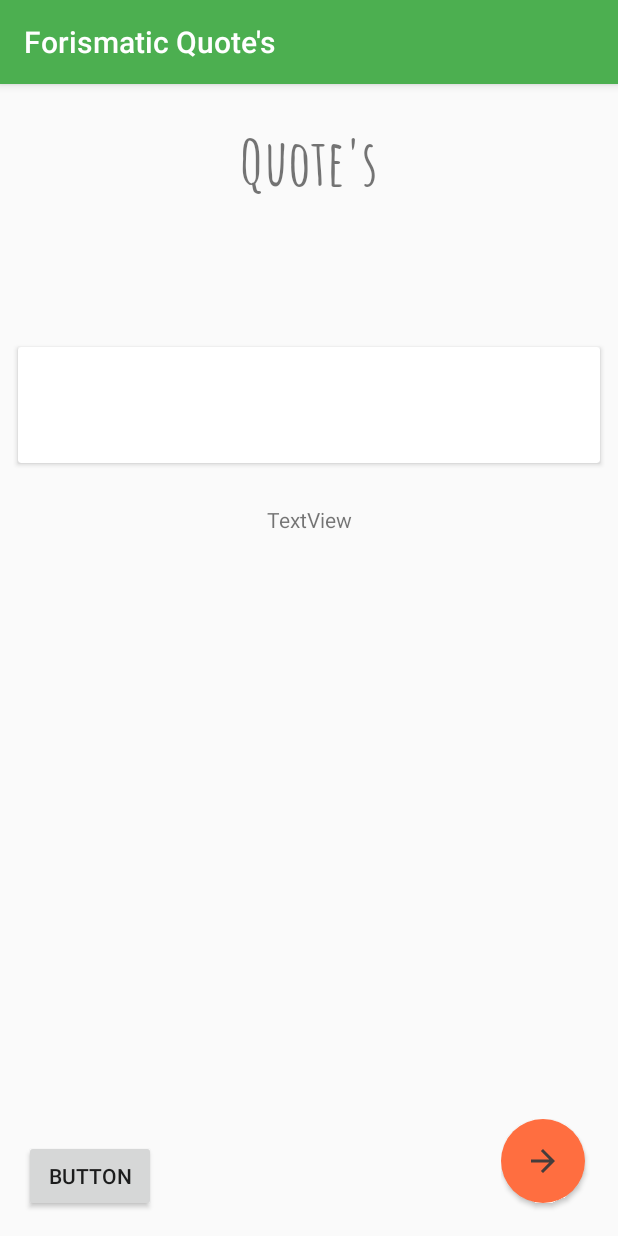
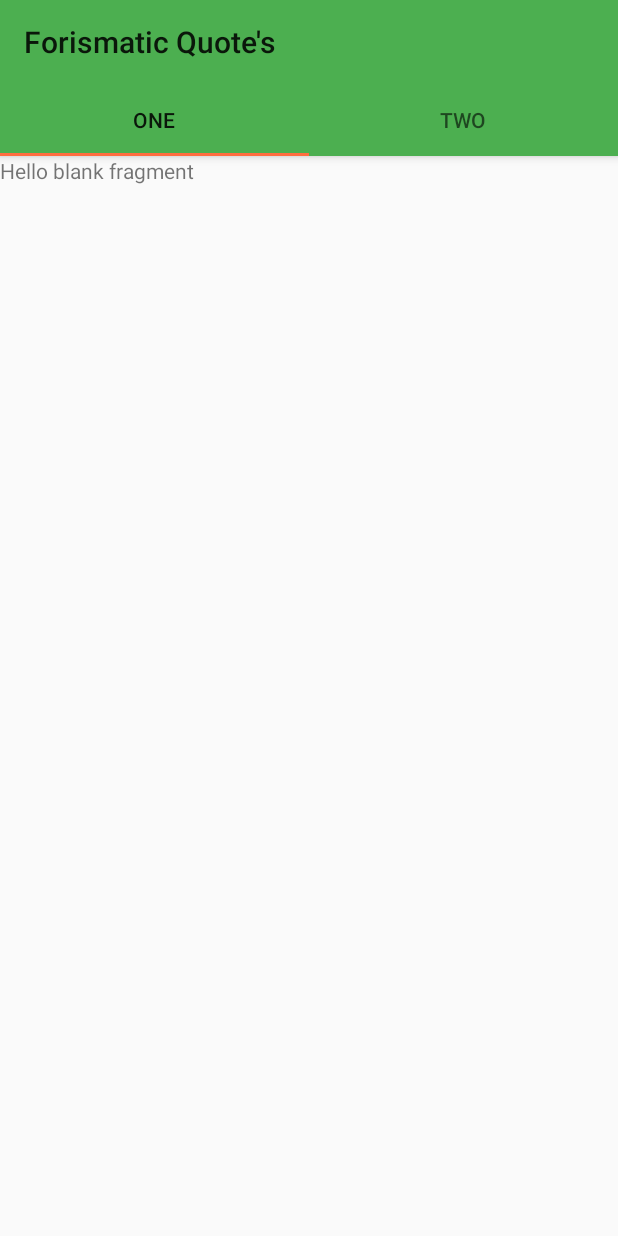
Before and after one commit to willbrom/ForismaticQuotes, an Android app: the screen it shows after launch (MainActivity before the commit, Main2Activity after it), on a phone screen of 412 x 824 dp. Run offline under Robolectric (Android 15) with nearby library versions, the phone set to English and light mode, and no system bars; our stand-ins replace ButterKnife; plain views replace FABProgressCircle.

Commit message:
added fav btn

```diff
--- a/app/build.gradle
+++ b/app/build.gradle
@@ -26,6 +26,7 @@ dependencies {
     implementation 'com.android.support:cardview-v7:26.1.0'
     implementation 'com.android.support:design:26.1.0'
     implementation "android.arch.persistence.room:runtime:1.0.0"
+    implementation 'com.android.support:support-v4:26.1.0'
     annotationProcessor "android.arch.persistence.room:compiler:1.0.0"
     implementation 'com.android.volley:volley:1.1.0'
     implementation 'com.jakewharton:butterknife:8.8.1'
--- a/app/src/main/AndroidManifest.xml
+++ b/app/src/main/AndroidManifest.xml
@@ -12,6 +12,9 @@
         android:supportsRtl="true"
         android:theme="@style/AppTheme">
         <activity android:name=".MainActivity">
+
+        </activity>
+        <activity android:name=".Main2Activity">
             <intent-filter>
                 <action android:name="android.intent.action.MAIN" />
 
--- /dev/null
+++ b/app/src/main/java/com/willbrom/forismaticquotes/Main2Activity.java
@@ -0,0 +1,83 @@
+package com.willbrom.forismaticquotes;
+
+import android.net.Uri;
+import android.support.design.widget.TabLayout;
+import android.support.v4.app.Fragment;
+import android.support.v4.app.FragmentManager;
+import android.support.v4.app.FragmentPagerAdapter;
+import android.support.v4.view.ViewPager;
+import android.support.v7.app.AppCompatActivity;
+import android.os.Bundle;
+import android.support.v7.widget.Toolbar;
+
+import com.willbrom.forismaticquotes.fragments.BlankFragment;
+import com.willbrom.forismaticquotes.fragments.BlankFragment2;
+
+import java.util.ArrayList;
+import java.util.List;
+
+import butterknife.BindView;
+import butterknife.ButterKnife;
+
+public class Main2Activity extends AppCompatActivity implements BlankFragment.OnFragmentInteractionListener, BlankFragment2.OnFragmentInteractionListener2 {
+
+    @BindView(R.id.toolBar)
+    Toolbar toolBar;
+    @BindView(R.id.tab)
+    TabLayout tabLayout;
+    @BindView(R.id.viewPager)
+    ViewPager viewPager;
+
+    @Override
+    protected void onCreate(Bundle savedInstanceState) {
+        super.onCreate(savedInstanceState);
+        setContentView(R.layout.activity_main2);
+        ButterKnife.bind(this);
+
+        setSupportActionBar(toolBar);
+
+        setupViewHolder(viewPager);
+        tabLayout.setupWithViewPager(viewPager);
+    }
+
+    private void setupViewHolder(ViewPager viewPager) {
+        ViewpagerAdapter adapter = new ViewpagerAdapter(getSupportFragmentManager());
+        adapter.addFragment(new BlankFragment(), "One");
+        adapter.addFragment(new BlankFragment2(), "Two");
+        viewPager.setAdapter(adapter);
+    }
+
+    @Override
+    public void onFragmentInteraction(Uri uri) {
+
+    }
+
+    class ViewpagerAdapter extends FragmentPagerAdapter {
+        private final List<Fragment> fragmentList = new ArrayList<>();
+        private final List<String> fragmentListTitle = new ArrayList<>();
+
+        public ViewpagerAdapter(FragmentManager fm) {
+            super(fm);
+        }
+
+        @Override
+        public Fragment getItem(int position) {
+            return fragmentList.get(position);
+        }
+
+        @Override
+        public int getCount() {
+            return fragmentList.size();
+        }
+
+        @Override
+        public CharSequence getPageTitle(int position) {
+            return fragmentListTitle.get(position);
+        }
+
+        public void addFragment(Fragment fragment, String title) {
+            fragmentList.add(fragment);
+            fragmentListTitle.add(title);
+        }
+    }
+}
--- a/app/src/main/java/com/willbrom/forismaticquotes/MainActivity.java
+++ b/app/src/main/java/com/willbrom/forismaticquotes/MainActivity.java
@@ -50,6 +50,8 @@ public class MainActivity extends AppCompatActivity implements NetworkUtils.Voll
     Button button;
     @BindView(R.id.textView)
     TextView textView;
+    @BindView(R.id.favorite_imageView)
+    TextView favroiteBtn;
     private boolean dataReceived = true;
 
     @Override
@@ -133,6 +135,10 @@ public class MainActivity extends AppCompatActivity implements NetworkUtils.Voll
         Toast.makeText(this, "this is the error " + error, Toast.LENGTH_SHORT).show();
     }
 
+    public void onClickFavorite(View view) {
+
+    }
+
     public class DbAsyncTask extends AsyncTask<Quote, Void ,Void> {
 
         String data = "";
--- /dev/null
+++ b/app/src/main/java/com/willbrom/forismaticquotes/fragments/BlankFragment.java
@@ -0,0 +1,99 @@
+package com.willbrom.forismaticquotes.fragments;
+
+import android.content.Context;
+import android.net.Uri;
+import android.os.Bundle;
+import android.support.v4.app.Fragment;
+import android.view.LayoutInflater;
+import android.view.View;
+import android.view.ViewGroup;
+
+import com.willbrom.forismaticquotes.R;
+
+/**
+ * A simple {@link Fragment} subclass.
+ * Activities that contain this fragment must implement the
+ * {@link BlankFragment.OnFragmentInteractionListener} interface
+ * to handle interaction events.
+ * Use the {@link BlankFragment#newInstance} factory method to
+ * create an instance of this fragment.
+ */
+public class BlankFragment extends Fragment {
+    // TODO: Rename parameter arguments, choose names that match
+    // the fragment initialization parameters, e.g. ARG_ITEM_NUMBER
+    private static final String ARG_PARAM1 = "param1";
+    private static final String ARG_PARAM2 = "param2";
+
+    // TODO: Rename and change types of parameters
+    private String mParam1;
+    private String mParam2;
+
+    private OnFragmentInteractionListener mListener;
+
+    public BlankFragment() {
+        // Required empty public constructor
+    }
+
+    /**
+     * Use this factory method to create a new instance of
+     * this fragment using the provided parameters.
+     *
+     * @param param1 Parameter 1.
+     * @param param2 Parameter 2.
+     * @return A new instance of fragment BlankFragment.
+     */
+    // TODO: Rename and change types and number of parameters
+    public static BlankFragment newInstance(String param1, String param2) {
+        BlankFragment fragment = new BlankFragment();
+        Bundle args = new Bundle();
+        args.putString(ARG_PARAM1, param1);
+        args.putString(ARG_PARAM2, param2);
+        fragment.setArguments(args);
+        return fragment;
+    }
+
+    @Override
+    public void onCreate(Bundle savedInstanceState) {
+        super.onCreate(savedInstanceState);
+        if (getArguments() != null) {
+            mParam1 = getArguments().getString(ARG_PARAM1);
+            mParam2 = getArguments().getString(ARG_PARAM2);
+        }
+    }
+
+    @Override
+    public View onCreateView(LayoutInflater inflater, ViewGroup container,
+                             Bundle savedInstanceState) {
+        // Inflate the layout for this fragment
+        return inflater.inflate(R.layout.fragment_blank, container, false);
+    }
+
+    // TODO: Rename method, update argument and hook method into UI event
+    public void onButtonPressed(Uri uri) {
+        if (mListener != null) {
+            mListener.onFragmentInteraction(uri);
+        }
+    }
+
+    @Override
+    public void onAttach(Context context) {
+        super.onAttach(context);
+        if (context instanceof OnFragmentInteractionListener) {
+            mListener = (OnFragmentInteractionListener) context;
+        } else {
+            throw new RuntimeException(context.toString()
+                    + " must implement OnFragmentInteractionListener2");
+        }
+    }
+
+    @Override
+    public void onDetach() {
+        super.onDetach();
+        mListener = null;
+    }
+
+    public interface OnFragmentInteractionListener {
+        // TODO: Update argument type and name
+        void onFragmentInteraction(Uri uri);
+    }
+}
--- /dev/null
+++ b/app/src/main/java/com/willbrom/forismaticquotes/fragments/BlankFragment2.java
@@ -0,0 +1,109 @@
+package com.willbrom.forismaticquotes.fragments;
+
+import android.content.Context;
+import android.net.Uri;
+import android.os.Bundle;
+import android.support.v4.app.Fragment;
+import android.view.LayoutInflater;
+import android.view.View;
+import android.view.ViewGroup;
+
+import com.willbrom.forismaticquotes.R;
+
+/**
+ * A simple {@link Fragment} subclass.
+ * Activities that contain this fragment must implement the
+ * {@link OnFragmentInteractionListener2} interface
+ * to handle interaction events.
+ * Use the {@link BlankFragment2#newInstance} factory method to
+ * create an instance of this fragment.
+ */
+public class BlankFragment2 extends Fragment {
+    // TODO: Rename parameter arguments, choose names that match
+    // the fragment initialization parameters, e.g. ARG_ITEM_NUMBER
+    private static final String ARG_PARAM1 = "param1";
+    private static final String ARG_PARAM2 = "param2";
+
+    // TODO: Rename and change types of parameters
+    private String mParam1;
+    private String mParam2;
+
+    private OnFragmentInteractionListener2 mListener;
+
+    public BlankFragment2() {
+        // Required empty public constructor
+    }
+
+    /**
+     * Use this factory method to create a new instance of
+     * this fragment using the provided parameters.
+     *
+     * @param param1 Parameter 1.
+     * @param param2 Parameter 2.
+     * @return A new instance of fragment BlankFragment2.
+     */
+    // TODO: Rename and change types and number of parameters
+    public static BlankFragment2 newInstance(String param1, String param2) {
+        BlankFragment2 fragment = new BlankFragment2();
+        Bundle args = new Bundle();
+        args.putString(ARG_PARAM1, param1);
+        args.putString(ARG_PARAM2, param2);
+        fragment.setArguments(args);
+        return fragment;
+    }
+
+    @Override
+    public void onCreate(Bundle savedInstanceState) {
+        super.onCreate(savedInstanceState);
+        if (getArguments() != null) {
+            mParam1 = getArguments().getString(ARG_PARAM1);
+            mParam2 = getArguments().getString(ARG_PARAM2);
+        }
+    }
+
+    @Override
+    public View onCreateView(LayoutInflater inflater, ViewGroup container,
+                             Bundle savedInstanceState) {
+        // Inflate the layout for this fragment
+        return inflater.inflate(R.layout.fragment_blank_fragment2, container, false);
+    }
+
+    // TODO: Rename method, update argument and hook method into UI event
+    public void onButtonPressed(Uri uri) {
+        if (mListener != null) {
+            mListener.onFragmentInteraction(uri);
+        }
+    }
+
+    @Override
+    public void onAttach(Context context) {
+        super.onAttach(context);
+        if (context instanceof OnFragmentInteractionListener2) {
+            mListener = (OnFragmentInteractionListener2) context;
+        } else {
+            throw new RuntimeException(context.toString()
+                    + " must implement OnFragmentInteractionListener2");
+        }
+    }
+
+    @Override
+    public void onDetach() {
+        super.onDetach();
+        mListener = null;
+    }
+
+    /**
+     * This interface must be implemented by activities that contain this
+     * fragment to allow an interaction in this fragment to be communicated
+     * to the activity and potentially other fragments contained in that
+     * activity.
+     * <p>
+     * See the Android Training lesson <a href=
+     * "http://developer.android.com/training/basics/fragments/communicating.html"
+     * >Communicating with Other Fragments</a> for more information.
+     */
+    public interface OnFragmentInteractionListener2 {
+        // TODO: Update argument type and name
+        void onFragmentInteraction(Uri uri);
+    }
+}
--- /dev/null
+++ b/app/src/main/res/layout/activity_main2.xml
@@ -0,0 +1,31 @@
+<?xml version="1.0" encoding="utf-8"?>
+<android.support.design.widget.CoordinatorLayout xmlns:android="http://schemas.android.com/apk/res/android"
+    android:layout_width="match_parent"
+    android:layout_height="match_parent"
+    xmlns:app="http://schemas.android.com/apk/res-auto">
+
+    <android.support.design.widget.AppBarLayout
+        android:layout_width="match_parent"
+        android:layout_height="wrap_content">
+
+        <android.support.v7.widget.Toolbar
+            android:id="@+id/toolBar"
+            android:layout_width="match_parent"
+            android:layout_height="?attr/actionBarSize" />
+
+
+        <android.support.design.widget.TabLayout
+            android:id="@+id/tab"
+            android:layout_width="match_parent"
+            android:layout_height="wrap_content"
+            app:tabGravity="fill" />
+
+    </android.support.design.widget.AppBarLayout>
+
+    <android.support.v4.view.ViewPager
+        android:id="@+id/viewPager"
+        android:layout_width="match_parent"
+        android:layout_height="match_parent"
+        app:layout_behavior="@string/appbar_scrolling_view_behavior" />
+
+</android.support.design.widget.CoordinatorLayout>
--- /dev/null
+++ b/app/src/main/res/layout/fragment_blank.xml
@@ -0,0 +1,13 @@
+<FrameLayout xmlns:android="http://schemas.android.com/apk/res/android"
+    xmlns:tools="http://schemas.android.com/tools"
+    android:layout_width="match_parent"
+    android:layout_height="match_parent"
+    tools:context="com.willbrom.forismaticquotes.fragments.BlankFragment">
+
+    <!-- TODO: Update blank fragment layout -->
+    <TextView
+        android:layout_width="match_parent"
+        android:layout_height="match_parent"
+        android:text="@string/hello_blank_fragment" />
+
+</FrameLayout>
--- a/app/src/main/res/values/strings.xml
+++ b/app/src/main/res/values/strings.xml
@@ -1,7 +1,10 @@
 <resources>
     <string name="app_name">Forismatic Quote\'s</string>
     <string name="quote_title">Quote\'s</string>
-    <string name="quote_text">No matter how deep a study you make. What you really have to rely on is your own intuition and when it comes down to it, you really don\'t know whats going to happen until you do it. No matter how deep a study you make. What you really have to rely on is your own intuition and when it comes down to it, you really don\'t know whats going to happen until you do it. No matter how deep a study you make. What you really have to rely on is your own intuition and when it comes down to it, you really don\'t know whats going to happen until you do it. No matter how deep a study you make. What you really have to rely on is your own intuition and when it comes down to it, you really don\'t know whats going to happen until you do it. No matter how deep a study you make. What you really have to rely on is your own intuition and when it comes down to it, you really don\'t know whats going to happen until you do it.</string>
+    <string name="quote_text">No matter how deep a study you make. What you really have to rely on is your own intuition and when it comes down to it, you really don\'t know whats going to happen until you do it.</string>
     <string name="quote_author">Konosuke Matsushita</string>
     <string name="next_quote">Next Quote</string>
+
+    <!-- TODO: Remove or change this placeholder text -->
+    <string name="hello_blank_fragment">Hello blank fragment</string>
 </resources>
--- a/app/src/main/res/values/styles.xml
+++ b/app/src/main/res/values/styles.xml
@@ -1,7 +1,7 @@
 <resources>
 
     <!-- Base application theme. -->
-    <style name="AppTheme" parent="Theme.AppCompat.Light.DarkActionBar">
+    <style name="AppTheme" parent="Theme.AppCompat.Light.NoActionBar">
         <!-- Customize your theme here. -->
         <item name="colorPrimary">@color/colorPrimary</item>
         <item name="colorPrimaryDark">@color/colorPrimaryDark</item>
```
Also changed, not shown: app/src/main/res/drawable/ic_favorite_black_24dp.xml (added, +9 -0 lines), app/src/main/res/drawable/ic_favorite_border_black_24dp.xml (added, +9 -0 lines), app/src/main/res/layout/activity_main.xml (+11 -0 lines), app/src/main/res/layout/fragment_blank_fragment2.xml (added, +13 -0 lines).
